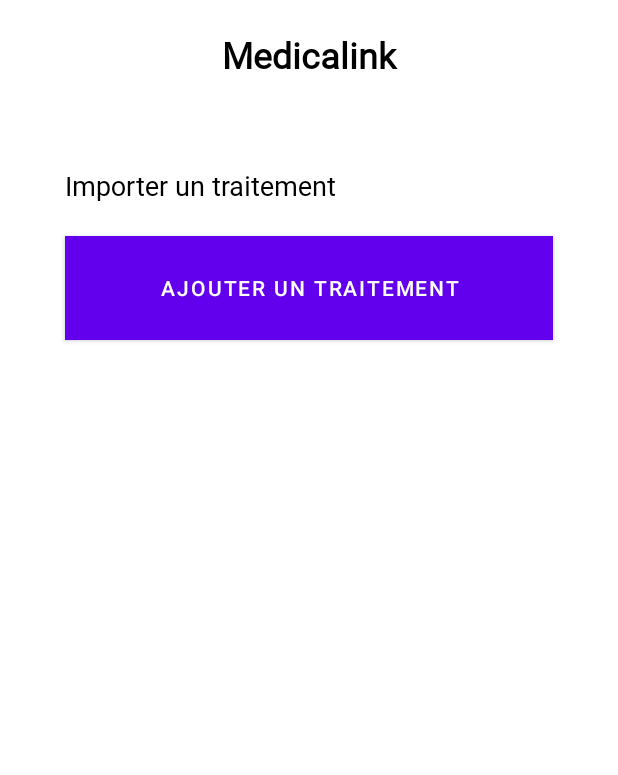
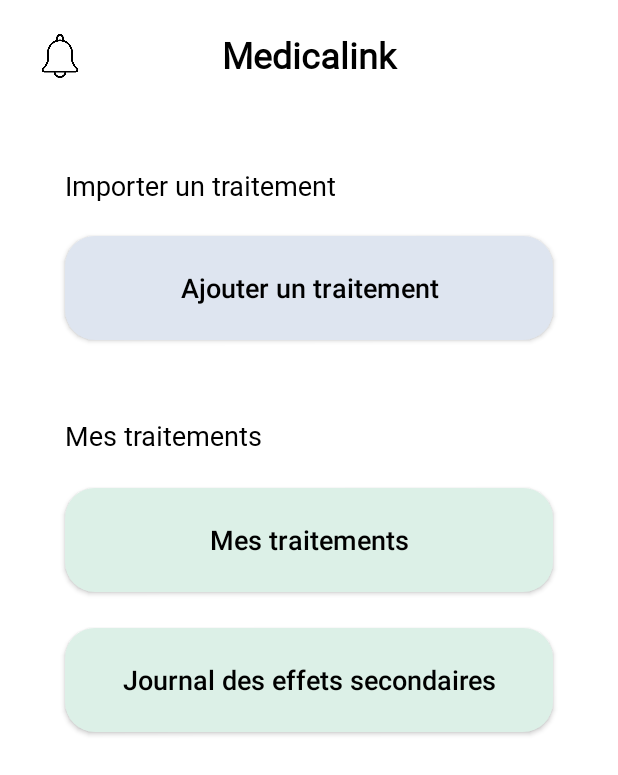
Before and after one commit to PacomeCailleteau/Medicalink, an Android app: the layout activity_main_traitements.xml on its own in the app's theme, with its tools: preview values and no code run, on a phone screen of 412 x 824 dp. Shown: the top 775 px of the screen. Run offline under Robolectric (Android 15) with nearby library versions, the phone set to English and light mode, and no system bars.

Commit message:
vu main traitements v1

```diff
--- /dev/null
+++ b/app/src/main/res/drawable/rounded_blue_button_background.xml
@@ -0,0 +1,4 @@
+<shape xmlns:android="http://schemas.android.com/apk/res/android">
+    <solid android:color="#DEE5F0" />
+    <corners android:radius="20dp" />
+</shape>
--- /dev/null
+++ b/app/src/main/res/drawable/rounded_green_button_background.xml
@@ -0,0 +1,4 @@
+<shape xmlns:android="http://schemas.android.com/apk/res/android">
+    <solid android:color="#DCF0E7" />
+    <corners android:radius="20dp" />
+</shape>
--- a/app/src/main/res/layout/activity_main_traitements.xml
+++ b/app/src/main/res/layout/activity_main_traitements.xml
@@ -35,18 +35,74 @@
         app:layout_constraintStart_toStartOf="@+id/button3"
         app:layout_constraintTop_toBottomOf="@+id/textView" />
 
-    <Button
+    <TextView
+        android:id="@+id/textView3"
+        android:layout_width="149dp"
+        android:layout_height="29dp"
+        android:layout_marginTop="51dp"
+        android:fontFamily="@font/quicksand_bold"
+        android:gravity="start"
+        android:text="Mes traitements"
+        android:textColor="#000000"
+        android:textSize="18sp"
+        android:textStyle="normal"
+        app:layout_constraintStart_toStartOf="@+id/button3"
+        app:layout_constraintTop_toBottomOf="@+id/button3" />
+
+    <androidx.appcompat.widget.AppCompatButton
         android:id="@+id/button3"
         android:layout_width="325dp"
         android:layout_height="69dp"
+        android:layout_alignParentEnd="true"
         android:layout_marginTop="18dp"
+        android:textSize="18dp"
         android:text="Ajouter un traitement"
+        android:background="@drawable/rounded_blue_button_background"
+        android:textColor="#000000"
         app:layout_constraintEnd_toEndOf="parent"
         app:layout_constraintHorizontal_bias="0.5"
         app:layout_constraintStart_toStartOf="parent"
         app:layout_constraintTop_toBottomOf="@+id/textView2"
+        android:textAllCaps="false"/>
+
+    <androidx.appcompat.widget.AppCompatButton
+        android:id="@+id/button2"
+        android:layout_width="325dp"
+        android:layout_height="69dp"
         android:layout_alignParentEnd="true"
-        android:layout_paddingEnd="50dp"
-        android:background="#DEE5F0"
-        />
+        android:layout_marginTop="18dp"
+        android:background="@drawable/rounded_green_button_background"
+        android:text="Mes traitements"
+        android:textAllCaps="false"
+        android:textColor="#000000"
+        android:textSize="18dp"
+        app:layout_constraintEnd_toEndOf="parent"
+        app:layout_constraintHorizontal_bias="0.5"
+        app:layout_constraintStart_toStartOf="parent"
+        app:layout_constraintTop_toBottomOf="@+id/textView3" />
+
+    <androidx.appcompat.widget.AppCompatButton
+        android:id="@+id/button4"
+        android:layout_width="325dp"
+        android:layout_height="69dp"
+        android:layout_alignParentEnd="true"
+        android:layout_marginTop="24dp"
+        android:background="@drawable/rounded_green_button_background"
+        android:text="Journal des effets secondaires"
+        android:textAllCaps="false"
+        android:textColor="#000000"
+        android:textSize="18dp"
+        app:layout_constraintEnd_toEndOf="parent"
+        app:layout_constraintStart_toStartOf="parent"
+        app:layout_constraintTop_toBottomOf="@+id/button2" />
+
+    <ImageView
+        android:id="@+id/imageView2"
+        android:layout_width="29dp"
+        android:layout_height="29dp"
+        android:layout_marginStart="25dp"
+        app:layout_constraintBottom_toBottomOf="@+id/textView"
+        app:layout_constraintStart_toStartOf="parent"
+        app:srcCompat="@drawable/cloche" />
+
 </androidx.constraintlayout.widget.ConstraintLayout>
```
